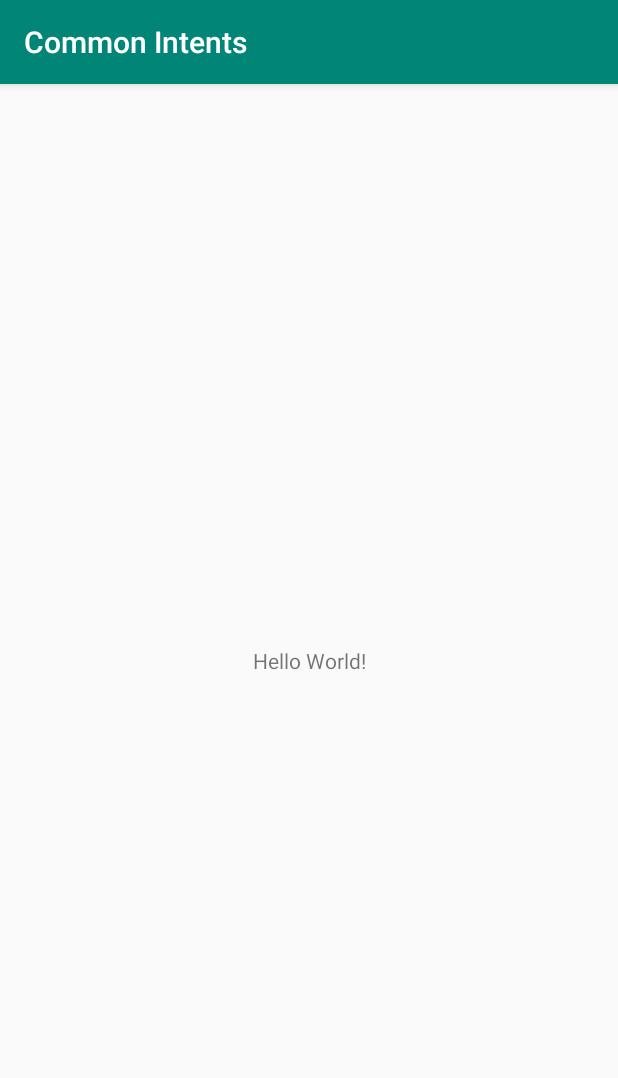
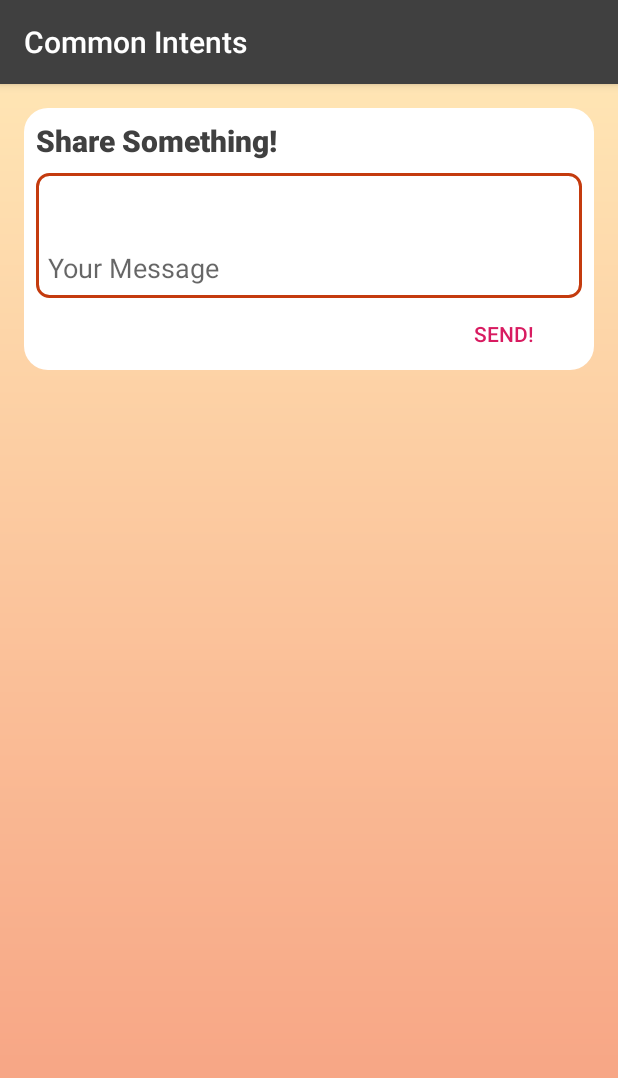
Before and after one commit to miquelbeltran/android-common-intents-pluralsight-course, an Android app: the screen it shows after launch (MainActivity), on a phone screen of 412 x 824 dp. Shown: the top 1078 px of the screen. Run offline under Robolectric (Android 15) with nearby library versions, the phone set to English and light mode, and no system bars.

Commit message:
Start to create layouts

```diff
--- /dev/null
+++ b/app/src/main/res/drawable/background_bubble.xml
@@ -0,0 +1,7 @@
+<?xml version="1.0" encoding="utf-8"?>
+<shape xmlns:android="http://schemas.android.com/apk/res/android">
+
+    <solid android:color="@color/white"/>
+    <corners android:radius="16dp"/>
+
+</shape>
--- /dev/null
+++ b/app/src/main/res/drawable/background_gradient.xml
@@ -0,0 +1,7 @@
+<?xml version="1.0" encoding="utf-8"?>
+<shape xmlns:android="http://schemas.android.com/apk/res/android">
+    <gradient
+            android:startColor="#FFE5B4"
+            android:endColor="@color/orangeLight"
+            android:angle="270"/>
+</shape>
--- /dev/null
+++ b/app/src/main/res/drawable/background_input.xml
@@ -0,0 +1,6 @@
+<?xml version="1.0" encoding="utf-8"?>
+<shape xmlns:android="http://schemas.android.com/apk/res/android">
+    <stroke android:color="@color/orangeDark" android:width="2dp"/>
+    <corners android:radius="8dp"/>
+
+</shape>
--- a/app/src/main/res/layout/activity_main.xml
+++ b/app/src/main/res/layout/activity_main.xml
@@ -1,19 +1,24 @@
 <?xml version="1.0" encoding="utf-8"?>
-<androidx.constraintlayout.widget.ConstraintLayout
+<ScrollView
         xmlns:android="http://schemas.android.com/apk/res/android"
         xmlns:tools="http://schemas.android.com/tools"
         xmlns:app="http://schemas.android.com/apk/res-auto"
+        android:background="@drawable/background_gradient"
         android:layout_width="match_parent"
         android:layout_height="match_parent"
         tools:context=".MainActivity">
 
-    <TextView
-            android:layout_width="wrap_content"
-            android:layout_height="wrap_content"
-            android:text="Hello World!"
-            app:layout_constraintBottom_toBottomOf="parent"
-            app:layout_constraintLeft_toLeftOf="parent"
-            app:layout_constraintRight_toRightOf="parent"
-            app:layout_constraintTop_toTopOf="parent"/>
+    <LinearLayout
+            android:orientation="vertical"
+            android:layout_width="match_parent"
+            android:layout_height="wrap_content">
 
-</androidx.constraintlayout.widget.ConstraintLayout>
+        <include layout="@layout/layout_message_input"
+                 android:layout_width="match_parent"
+                 android:layout_height="wrap_content"
+                 android:layout_margin="16dp"/>
+        <include layout="@layout/layout_user_feed"/>
+
+    </LinearLayout>
+
+</ScrollView>
--- /dev/null
+++ b/app/src/main/res/layout/layout_message_input.xml
@@ -0,0 +1,33 @@
+<?xml version="1.0" encoding="utf-8"?>
+<LinearLayout xmlns:android="http://schemas.android.com/apk/res/android"
+              android:orientation="vertical"
+              android:background="@drawable/background_bubble"
+              android:layout_width="match_parent"
+              android:layout_height="match_parent">
+
+    <TextView
+            android:text="Share Something!"
+            android:layout_width="match_parent"
+            android:layout_height="wrap_content" style="@style/Title"/>
+
+    <EditText
+            android:background="@drawable/background_input"
+            android:padding="8dp"
+            android:layout_marginStart="8dp"
+            android:layout_marginEnd="8dp"
+            android:lines="3"
+            android:gravity="bottom"
+            android:hint="Your Message"
+            android:layout_width="match_parent"
+            android:layout_height="wrap_content"/>
+
+    <Button
+            android:text="Send!"
+            style="@style/Base.Widget.AppCompat.Button.Borderless.Colored"
+            android:layout_marginEnd="16dp"
+            android:layout_gravity="end"
+            android:layout_width="wrap_content"
+            android:layout_height="wrap_content"
+    />
+
+</LinearLayout>
--- /dev/null
+++ b/app/src/main/res/layout/layout_user_feed.xml
@@ -0,0 +1,7 @@
+<?xml version="1.0" encoding="utf-8"?>
+<LinearLayout xmlns:android="http://schemas.android.com/apk/res/android"
+              android:orientation="vertical"
+              android:layout_width="match_parent"
+              android:layout_height="match_parent">
+
+</LinearLayout>
--- a/app/src/main/res/values/colors.xml
+++ b/app/src/main/res/values/colors.xml
@@ -1,6 +1,12 @@
 <?xml version="1.0" encoding="utf-8"?>
 <resources>
-    <color name="colorPrimary">#008577</color>
-    <color name="colorPrimaryDark">#00574B</color>
+    <color name="colorPrimary">@color/darkGray</color>
+    <color name="colorPrimaryDark">@color/black</color>
     <color name="colorAccent">#D81B60</color>
+    <color name="orange">#F05A28</color>
+    <color name="orangeDark">#C43B0E</color>
+    <color name="orangeLight">#F69C7E</color>
+    <color name="darkGray">#404040</color>
+    <color name="black">#000000</color>
+    <color name="white">#FFFFFF</color>
 </resources>
--- a/app/src/main/res/values/styles.xml
+++ b/app/src/main/res/values/styles.xml
@@ -7,5 +7,11 @@
         <item name="colorPrimaryDark">@color/colorPrimaryDark</item>
         <item name="colorAccent">@color/colorAccent</item>
     </style>
+    <style name="Title">
+        <item name="android:padding">8dp</item>
+        <item name="android:fontFamily">sans-serif-black</item>
+        <item name="android:textColor">@color/darkGray</item>
+        <item name="android:textSize">20sp</item>
+    </style>
 
 </resources>
```
